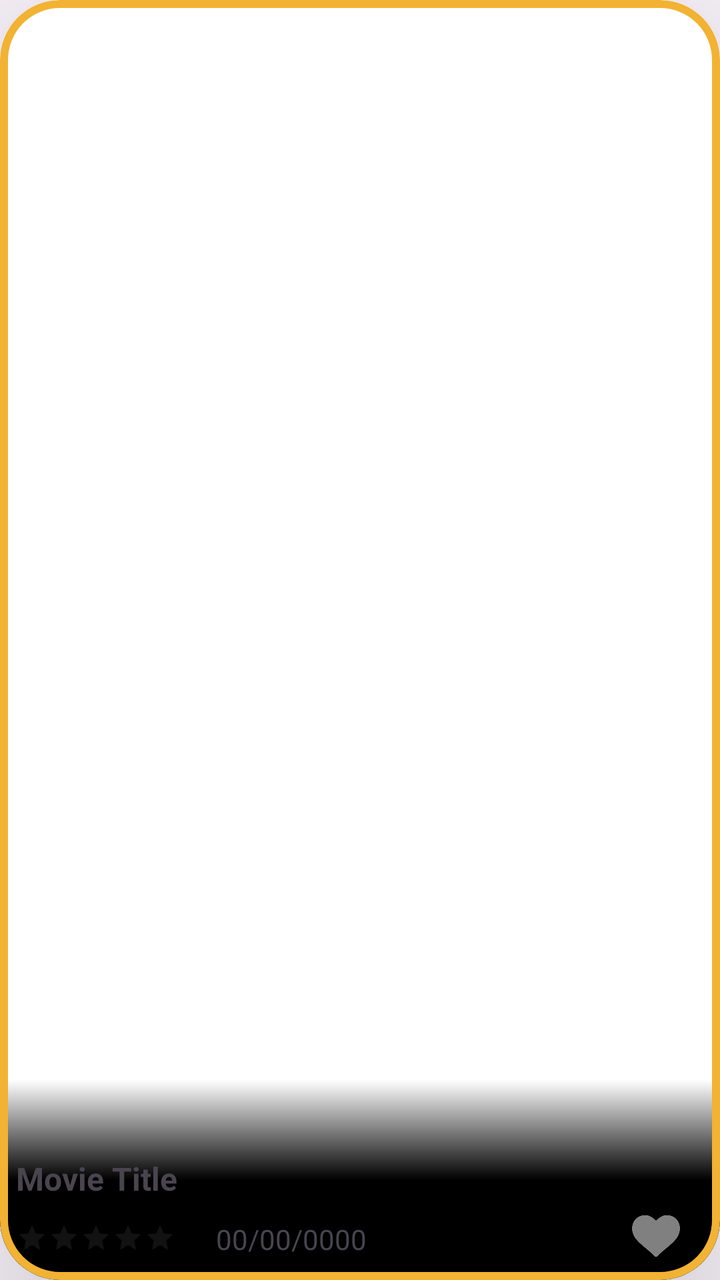
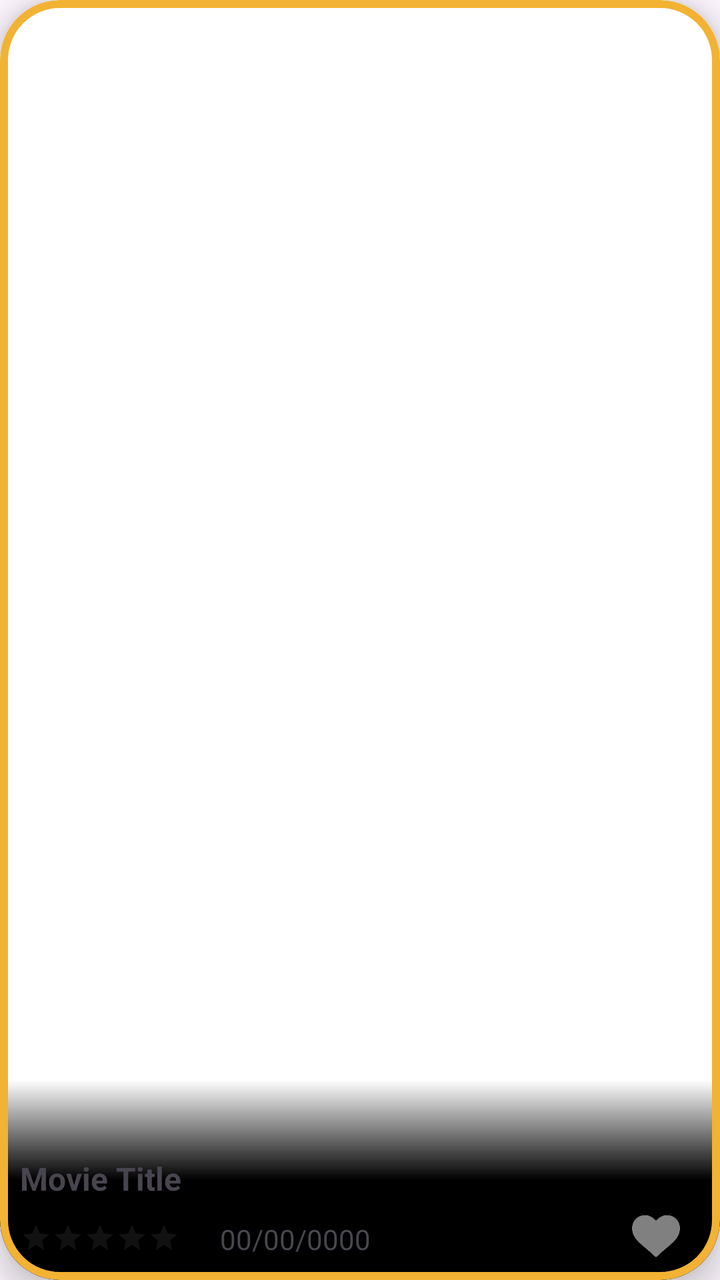

An Android layout rendered at two revisions. The XML below is the earlier revision; the diff shows what the commit changed to produce the second picture.
<!-- AndroidManifest.xml: application theme Theme.MoviesApp -->
<!-- res/layout/item_movie.xml -->
<?xml version="1.0" encoding="utf-8"?>
<com.google.android.material.card.MaterialCardView
    xmlns:android="http://schemas.android.com/apk/res/android"
    xmlns:app="http://schemas.android.com/apk/res-auto"
    xmlns:tools="http://schemas.android.com/tools"
    android:layout_width="320dp"
    android:layout_height="180dp"
    android:layout_margin="16dp"
    app:cardCornerRadius="30dp"
    app:cardElevation="64dp"
    app:strokeColor="#F2B233"
    app:strokeWidth="4dp"
    android:background="@color/white">



    <androidx.constraintlayout.widget.ConstraintLayout
        android:layout_width="match_parent"
        android:layout_height="match_parent"
        >


        <ImageView
            android:id="@+id/moviePoster"
            android:layout_width="0dp"
            android:layout_height="0dp"
            android:background="@color/white"
            android:scaleType="centerCrop"
            app:layout_constraintTop_toTopOf="parent"
            app:layout_constraintBottom_toBottomOf="parent"
            app:layout_constraintStart_toStartOf="parent"
            app:layout_constraintEnd_toEndOf="parent" />

        <View
            android:id="@+id/gradient"
            android:layout_width="0dp"
            android:layout_height="100dp"
            android:background="@drawable/bottom_gradient"
            app:layout_constraintBottom_toBottomOf="parent"
            app:layout_constraintStart_toStartOf="parent"
            app:layout_constraintEnd_toEndOf="parent"/>

        <TextView
            android:id="@+id/movieTitle"
            android:layout_width="0dp"
            android:layout_height="wrap_content"
            android:layout_marginStart="8dp"
            android:layout_marginTop="8dp"
            android:layout_marginBottom="40dp"
            android:text="Movie Title"
            android:textSize="16sp"
            android:textStyle="bold"
            app:layout_constraintBottom_toBottomOf="parent"
            app:layout_constraintStart_toStartOf="parent" />

        <RatingBar
            android:id="@+id/movieRating"
            style="@style/Widget.AppCompat.RatingBar.Small"
            android:layout_width="wrap_content"
            android:layout_height="wrap_content"
            android:layout_marginTop="8dp"
            android:layout_marginBottom="10dp"
            android:numStars="5"

            android:stepSize="1"
            android:progressTint="#FFD54F"
            android:progressBackgroundTint="#444444"
            app:layout_constraintBottom_toBottomOf="parent"
            app:layout_constraintStart_toStartOf="@id/movieTitle"
            app:layout_constraintTop_toBottomOf="@id/movieTitle" />

        <TextView
            android:id="@+id/releaseDate"
            android:layout_width="150dp"
            android:layout_height="20dp"
            android:layout_marginBottom="10dp"
            android:layout_marginStart="20dp"
            android:text="00/00/0000"
            app:layout_constraintBottom_toBottomOf="parent"
            app:layout_constraintStart_toEndOf="@id/movieRating" />

        <ImageView
            android:id="@+id/favoriteIcon"
            android:layout_width="24dp"
            android:layout_height="24dp"
            android:layout_marginEnd="20dp"
            android:layout_marginBottom="10dp"
            android:src="@drawable/ic_favorite_unselect"
            app:layout_constraintBottom_toBottomOf="parent"
            app:layout_constraintEnd_toEndOf="parent" />
    </androidx.constraintlayout.widget.ConstraintLayout>


</com.google.android.material.card.MaterialCardView>
<!-- resources referenced by this layout -->
<resources>
  <color name="white">#FFFFFFFF</color>
  <!-- drawable bottom_gradient (drawable) -->
  <?xml version="1.0" encoding="utf-8"?>
  <shape xmlns:android="http://schemas.android.com/apk/res/android">
  <gradient
      android:startColor="#000000"
      android:centerColor="#000000"
      android:endColor="#00000000"
      android:angle="90"
      />
  </shape>
  <!-- drawable ic_favorite_unselect: png bitmap (drawable, 4915 bytes) -->
  <style name="Theme.MoviesApp" parent="Base.Theme.MoviesApp" />
  <style name="Base.Theme.MoviesApp" parent="Theme.Material3.DayNight.NoActionBar">
          
          
  
          
          <item name="android:statusBarColor">@android:color/transparent</item>
          <item name="android:windowLightStatusBar">true</item>
      </style>
</resources>

<!-- the commit's change to res/layout/item_movie.xml (unified diff, before → after) -->
@@ -3,11 +3,11 @@
     xmlns:android="http://schemas.android.com/apk/res/android"
     xmlns:app="http://schemas.android.com/apk/res-auto"
     xmlns:tools="http://schemas.android.com/tools"
-    android:layout_width="320dp"
-    android:layout_height="180dp"
+    android:layout_width="match_parent"
+    android:layout_height="200dp"
     android:layout_margin="16dp"
     app:cardCornerRadius="30dp"
-    app:cardElevation="64dp"
+    app:cardElevation="8dp"
     app:strokeColor="#F2B233"
     app:strokeWidth="4dp"
     android:background="@color/white">
@@ -44,7 +44,7 @@
             android:id="@+id/movieTitle"
             android:layout_width="0dp"
             android:layout_height="wrap_content"
-            android:layout_marginStart="8dp"
+            android:layout_marginStart="10dp"
             android:layout_marginTop="8dp"
             android:layout_marginBottom="40dp"
             android:text="Movie Title"
@@ -69,6 +69,22 @@
             app:layout_constraintStart_toStartOf="@id/movieTitle"
             app:layout_constraintTop_toBottomOf="@id/movieTitle" />
 
+
+
+
+
+
+
+
+
+
+
+
+
+
+
+
+
         <TextView
             android:id="@+id/releaseDate"
             android:layout_width="150dp"
